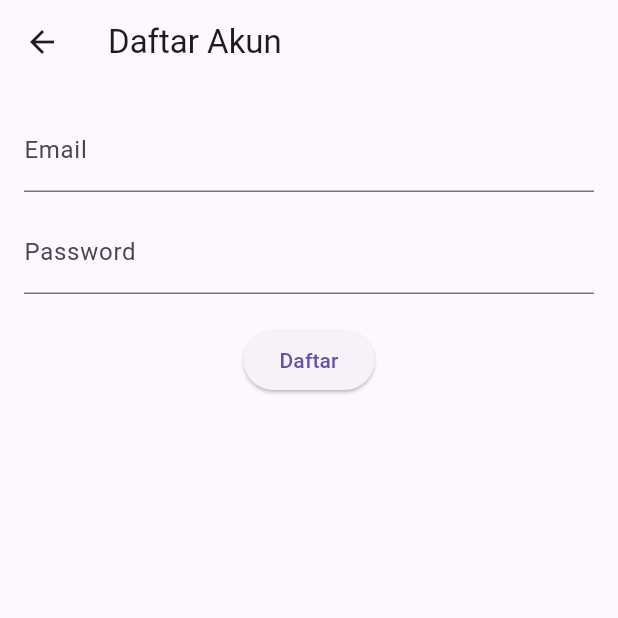
After one commit to BangSaM0607/cctv_management, a Flutter app: the screen it shows after launch, after a tap on the "logout" icon, after a tap on "Belum punya akun? Daftar di sini", on a phone screen of 412 x 824 dp, the top half of it. The commit adds this screen. Run offline on Flutter 3.47's test engine with Material 3 defaults, Android fonts, the phone set to English and light mode, and no system bars; our stand-ins replace image_picker, supabase_flutter; accounts and stored records are empty; network calls fail.

Commit message:
Menambahkan halaman login dan registrasi dengan fungsionalitas autentikasi pengguna

```diff
--- a/lib/main.dart
+++ b/lib/main.dart
@@ -1,6 +1,7 @@
 import 'package:flutter/material.dart';
 import 'package:supabase_flutter/supabase_flutter.dart';
 import 'pages/home_page.dart';
+import 'pages/login_page.dart';
 
 void main() async {
   WidgetsFlutterBinding.ensureInitialized();
--- a/lib/pages/home_page.dart
+++ b/lib/pages/home_page.dart
@@ -2,6 +2,7 @@ import 'package:flutter/material.dart';
 import 'package:supabase_flutter/supabase_flutter.dart';
 import '../models/cctv.dart';
 import 'form_page.dart';
+import 'login_page.dart';
 
 class HomePage extends StatefulWidget {
   const HomePage({super.key});
@@ -66,7 +67,7 @@ class _HomePageState extends State<HomePage> {
     } else {
       tempList.sort(
         (a, b) => (b.id ?? '').compareTo(a.id ?? ''),
-      ); // Default: created_at DESC
+      ); // created_at DESC
     }
 
     setState(() {
@@ -97,10 +98,8 @@ class _HomePageState extends State<HomePage> {
               style: ElevatedButton.styleFrom(backgroundColor: Colors.red),
               child: const Text('Hapus'),
               onPressed: () async {
-                Navigator.of(context).pop(); // tutup dialog
-                await deleteCCTV(id); // hapus data
-
-                // Tampilkan Snackbar berhasil
+                Navigator.of(context).pop();
+                await deleteCCTV(id);
                 if (!mounted) return;
                 ScaffoldMessenger.of(context).showSnackBar(
                   const SnackBar(content: Text('Data CCTV berhasil dihapus!')),
@@ -113,10 +112,24 @@ class _HomePageState extends State<HomePage> {
     );
   }
 
+  Future<void> _logout() async {
+    await Supabase.instance.client.auth.signOut();
+    if (!mounted) return;
+    Navigator.pushReplacement(
+      context,
+      MaterialPageRoute(builder: (_) => const LoginPage()),
+    );
+  }
+
   @override
   Widget build(BuildContext context) {
     return Scaffold(
-      appBar: AppBar(title: const Text('Data CCTV')),
+      appBar: AppBar(
+        title: const Text('Data CCTV'),
+        actions: [
+          IconButton(icon: const Icon(Icons.logout), onPressed: _logout),
+        ],
+      ),
       body: Column(
         children: [
           Padding(
--- /dev/null
+++ b/lib/pages/login_page.dart
@@ -0,0 +1,71 @@
+import 'package:flutter/material.dart';
+import 'package:supabase_flutter/supabase_flutter.dart';
+import 'home_page.dart';
+import 'register_page.dart';
+
+class LoginPage extends StatefulWidget {
+  const LoginPage({super.key});
+
+  @override
+  State<LoginPage> createState() => _LoginPageState();
+}
+
+class _LoginPageState extends State<LoginPage> {
+  final supabase = Supabase.instance.client;
+  final emailController = TextEditingController();
+  final passwordController = TextEditingController();
+
+  Future<void> login() async {
+    final response = await supabase.auth.signInWithPassword(
+      email: emailController.text,
+      password: passwordController.text,
+    );
+
+    if (response.session != null) {
+      Navigator.pushReplacement(
+        context,
+        MaterialPageRoute(builder: (_) => const HomePage()),
+      );
+    } else {
+      ScaffoldMessenger.of(context).showSnackBar(
+        const SnackBar(content: Text('Login gagal, cek email / password')),
+      );
+    }
+  }
+
+  @override
+  Widget build(BuildContext context) {
+    return Scaffold(
+      appBar: AppBar(title: const Text('Login')),
+      body: Padding(
+        padding: const EdgeInsets.all(16),
+        child: Column(
+          children: [
+            TextField(
+              controller: emailController,
+              decoration: const InputDecoration(labelText: 'Email'),
+            ),
+            const SizedBox(height: 12),
+            TextField(
+              controller: passwordController,
+              obscureText: true,
+              decoration: const InputDecoration(labelText: 'Password'),
+            ),
+            const SizedBox(height: 20),
+            ElevatedButton(onPressed: login, child: const Text('Login')),
+            const SizedBox(height: 20),
+            TextButton(
+              onPressed: () {
+                Navigator.push(
+                  context,
+                  MaterialPageRoute(builder: (_) => const RegisterPage()),
+                );
+              },
+              child: const Text('Belum punya akun? Daftar di sini'),
+            ),
+          ],
+        ),
+      ),
+    );
+  }
+}
--- /dev/null
+++ b/lib/pages/register_page.dart
@@ -0,0 +1,63 @@
+import 'package:flutter/material.dart';
+import 'package:supabase_flutter/supabase_flutter.dart';
+import 'login_page.dart';
+
+class RegisterPage extends StatefulWidget {
+  const RegisterPage({super.key});
+
+  @override
+  State<RegisterPage> createState() => _RegisterPageState();
+}
+
+class _RegisterPageState extends State<RegisterPage> {
+  final supabase = Supabase.instance.client;
+  final emailController = TextEditingController();
+  final passwordController = TextEditingController();
+
+  Future<void> register() async {
+    final response = await supabase.auth.signUp(
+      email: emailController.text,
+      password: passwordController.text,
+    );
+
+    if (response.user != null) {
+      ScaffoldMessenger.of(context).showSnackBar(
+        const SnackBar(content: Text('Registrasi berhasil, silakan login!')),
+      );
+      Navigator.pushReplacement(
+        context,
+        MaterialPageRoute(builder: (_) => const LoginPage()),
+      );
+    } else {
+      ScaffoldMessenger.of(
+        context,
+      ).showSnackBar(const SnackBar(content: Text('Registrasi gagal!')));
+    }
+  }
+
+  @override
+  Widget build(BuildContext context) {
+    return Scaffold(
+      appBar: AppBar(title: const Text('Daftar Akun')),
+      body: Padding(
+        padding: const EdgeInsets.all(16),
+        child: Column(
+          children: [
+            TextField(
+              controller: emailController,
+              decoration: const InputDecoration(labelText: 'Email'),
+            ),
+            const SizedBox(height: 12),
+            TextField(
+              controller: passwordController,
+              obscureText: true,
+              decoration: const InputDecoration(labelText: 'Password'),
+            ),
+            const SizedBox(height: 20),
+            ElevatedButton(onPressed: register, child: const Text('Daftar')),
+          ],
+        ),
+      ),
+    );
+  }
+}
```
